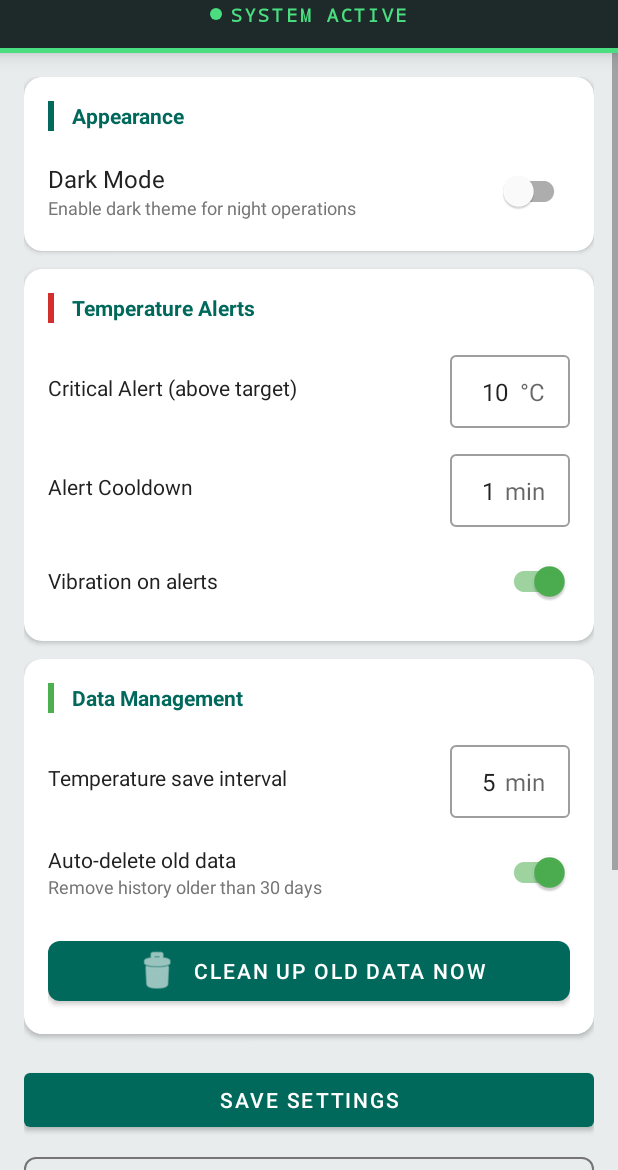
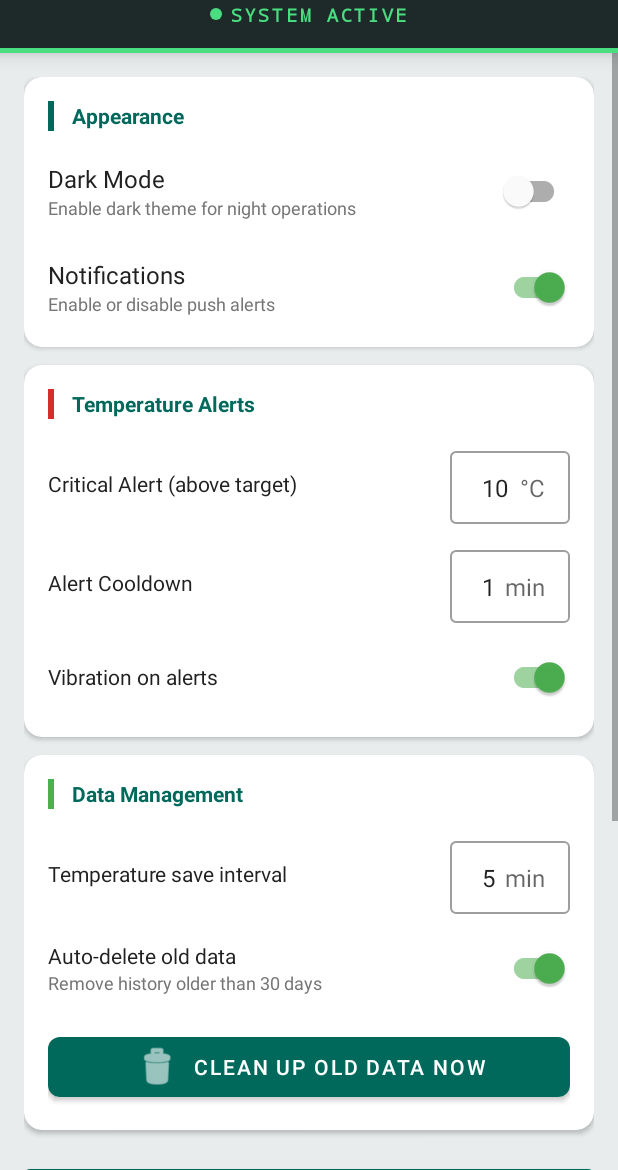
Before and after one commit to Iqoknick/IPOTECH, an Android app: the SettingsFragment screen opened through its navigation route, on a phone screen of 412 x 824 dp, the part 66-1236 px from its top. Run offline under Robolectric (Android 15) with nearby library versions, the light colour scheme and no system bars; our stand-ins replace Firebase (no records; nobody signed in at launch, a user with empty details on screens opened directly), navigation-ui; 1 statement that could not run was skipped.

Commit message:
feat: Add Firebase messaging service and foreground monitoring service with notification settings

```diff
--- a/app/src/main/java/com/example/ipotech/MainActivity.kt
+++ b/app/src/main/java/com/example/ipotech/MainActivity.kt
@@ -4,6 +4,7 @@ import android.graphics.Rect
 import android.os.Build
 import android.os.Bundle
 import android.view.View
+import android.content.Intent
 import androidx.activity.OnBackPressedCallback
 import androidx.appcompat.app.AppCompatActivity
 import com.google.android.material.dialog.MaterialAlertDialogBuilder
@@ -80,6 +81,14 @@ class MainActivity : AppCompatActivity() {
             }
         })
 
+        // Start Foreground Service for monitoring
+        val monitorIntent = Intent(this, MonitoringForegroundService::class.java)
+        if (Build.VERSION.SDK_INT >= Build.VERSION_CODES.O) {
+            startForegroundService(monitorIntent)
+        } else {
+            startService(monitorIntent)
+        }
+
         // Test Mode: Start background worker immediately without Auth
         startScheduleWorker()
 
--- a/app/src/main/res/layout/fragment_settings.xml
+++ b/app/src/main/res/layout/fragment_settings.xml
@@ -88,6 +88,43 @@
                         android:id="@+id/switch_dark_mode"
                         android:layout_width="wrap_content"
                         android:layout_height="wrap_content" />
+
+                </LinearLayout>
+
+                <LinearLayout
+                    android:layout_width="match_parent"
+                    android:layout_height="wrap_content"
+                    android:layout_marginTop="16dp"
+                    android:gravity="center_vertical"
+                    android:orientation="horizontal">
+
+                    <LinearLayout
+                        android:layout_width="0dp"
+                        android:layout_height="wrap_content"
+                        android:layout_weight="1"
+                        android:orientation="vertical">
+
+                        <TextView
+                            android:layout_width="wrap_content"
+                            android:layout_height="wrap_content"
+                            android:text="Notifications"
+                            android:textColor="@color/text_primary"
+                            android:textSize="16sp" />
+
+                        <TextView
+                            android:layout_width="wrap_content"
+                            android:layout_height="wrap_content"
+                            android:text="Enable or disable push alerts"
+                            android:textColor="@color/text_secondary"
+                            android:textSize="12sp" />
+
+                    </LinearLayout>
+
+                    <com.google.android.material.switchmaterial.SwitchMaterial
+                        android:id="@+id/switch_notifications"
+                        android:layout_width="wrap_content"
+                        android:layout_height="wrap_content"
+                        android:checked="true" />
 
                 </LinearLayout>
 
```
Also changed, not shown: app/src/main/AndroidManifest.xml (+8 -0 lines), app/src/main/java/com/example/ipotech/MonitoringForegroundService.kt (added, +66 -0 lines), app/src/main/java/com/example/ipotech/MyFirebaseMessagingService.kt (added, +34 -0 lines), app/src/main/java/com/example/ipotech/SettingsFragment.kt (+18 -0 lines).
